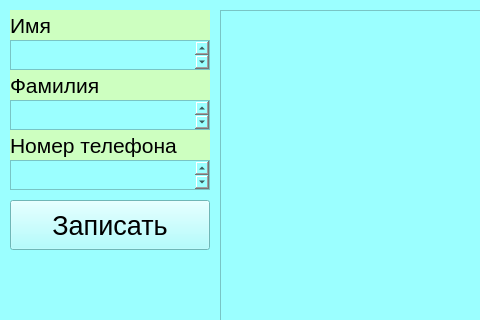
Before: the Qt Designer form tel_numb.ui in Andrey-Peregudov/phone_number_note_GUI, drawn with Qt 5; both pictures show x 0 to 480 and y 0 to 320 of the 961 by 541 pixel window.
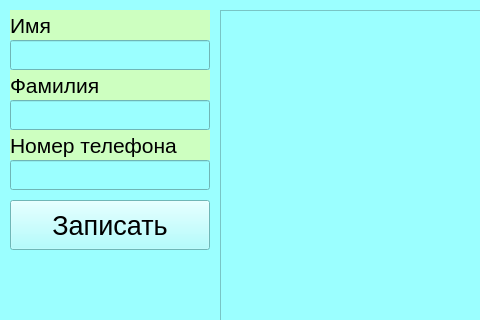
After: the same form once the commit is applied.

```diff
--- a/tel_numb.ui
+++ b/tel_numb.ui
@@ -117,7 +117,7 @@
      <string>Номер телефона</string>
     </property>
    </widget>
-   <widget class="QTextEdit" name="textFirstname">
+   <widget class="QLineEdit" name="textFirstname">
     <property name="geometry">
      <rect>
       <x>10</x>
@@ -132,7 +132,7 @@
      </font>
     </property>
    </widget>
-   <widget class="QTextEdit" name="textLastName">
+   <widget class="QLineEdit" name="textLastname">
     <property name="geometry">
      <rect>
       <x>10</x>
@@ -147,7 +147,7 @@
      </font>
     </property>
    </widget>
-   <widget class="QTextEdit" name="textNumber">
+   <widget class="QLineEdit" name="textNumber">
     <property name="geometry">
      <rect>
       <x>10</x>
```
Left out of the diff: 2 changed lines with no effect on the pictures.
